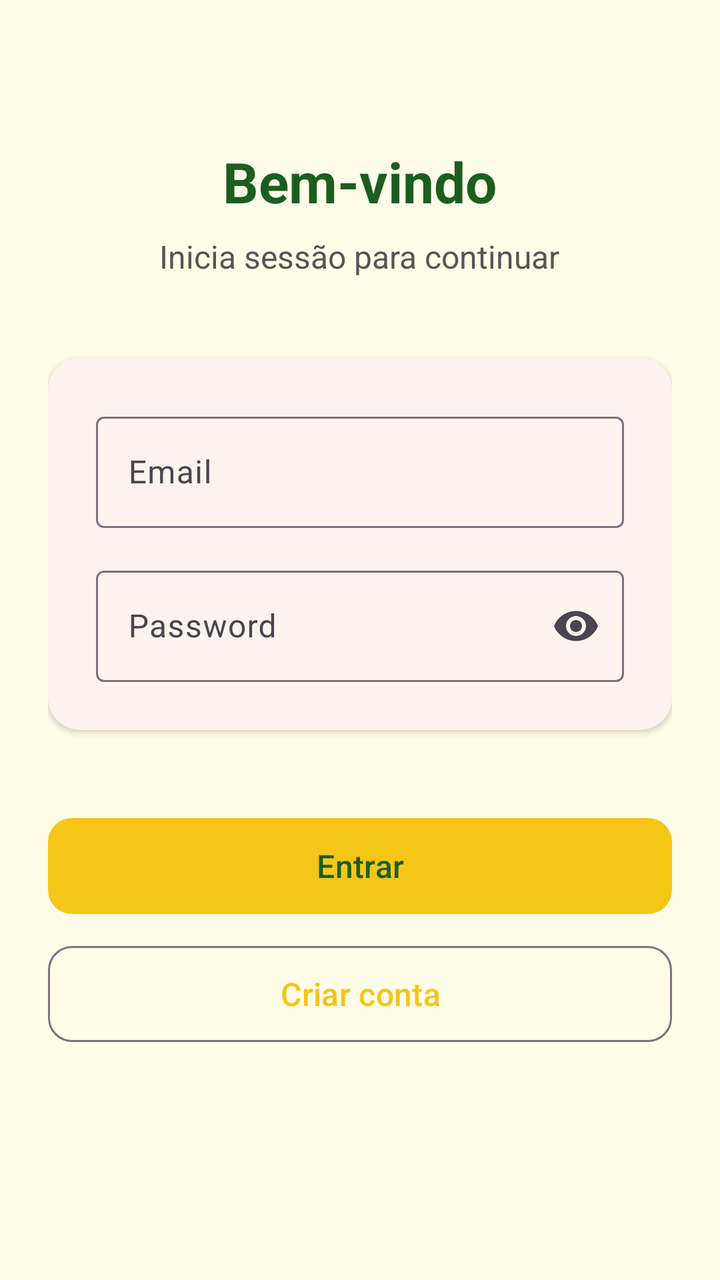
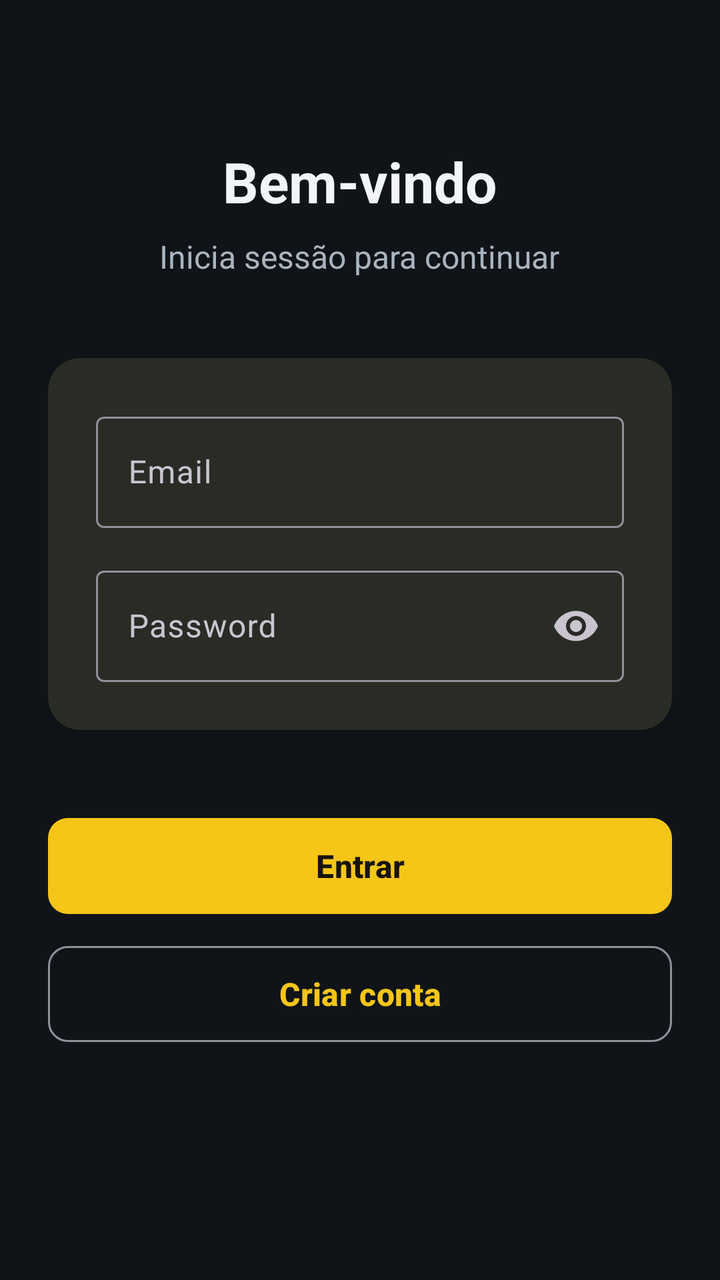

Before-and-after screenshots of an Android layout around one commit, followed by the original layout XML and the change that was made.
<!-- AndroidManifest.xml: application theme Theme.PrimeiraApp -->
<!-- res/layout/activity_main.xml -->
<ScrollView xmlns:android="http://schemas.android.com/apk/res/android"
    xmlns:app="http://schemas.android.com/apk/res-auto"
    android:layout_width="match_parent"
    android:layout_height="match_parent"
    android:background="@color/background"
    android:fillViewport="true"
    >

    <LinearLayout
        android:layout_width="match_parent"
        android:layout_height="wrap_content"
        android:orientation="vertical"
        android:gravity="center_horizontal"
        android:padding="24dp">

        <TextView
            android:layout_width="wrap_content"
            android:layout_height="wrap_content"
            android:text="Bem-vindo"
            android:textSize="28sp"
            android:textStyle="bold"
            android:textColor="@color/text_primary"
            android:layout_marginTop="48dp" />

        <TextView
            android:layout_width="wrap_content"
            android:layout_height="wrap_content"
            android:text="Inicia sessão para continuar"
            android:textSize="16sp"
            android:textColor="@color/text_secondary"
            android:layout_marginTop="8dp"
            android:layout_marginBottom="40dp" />

        <com.google.android.material.card.MaterialCardView
            android:layout_width="match_parent"
            android:layout_height="wrap_content"
            app:cardCornerRadius="16dp"
            app:cardElevation="2dp"
            app:strokeWidth="0dp"
            android:layout_marginBottom="16dp">

            <LinearLayout
                android:layout_width="match_parent"
                android:layout_height="wrap_content"
                android:orientation="vertical"
                android:padding="24dp">

                <com.google.android.material.textfield.TextInputLayout
                    android:layout_width="match_parent"
                    android:layout_height="wrap_content"
                    style="@style/Widget.Material3.TextInputLayout.OutlinedBox"
                    android:hint="Email">

                    <com.google.android.material.textfield.TextInputEditText
                        android:id="@+id/username"
                        android:layout_width="match_parent"
                        android:layout_height="wrap_content"
                        android:inputType="textEmailAddress" />

                </com.google.android.material.textfield.TextInputLayout>

                <View
                    android:layout_width="0dp"
                    android:layout_height="16dp" />

                <com.google.android.material.textfield.TextInputLayout
                    android:layout_width="match_parent"
                    android:layout_height="wrap_content"
                    style="@style/Widget.Material3.TextInputLayout.OutlinedBox"
                    android:hint="Password"
                    app:endIconMode="password_toggle">

                    <com.google.android.material.textfield.TextInputEditText
                        android:id="@+id/password"
                        android:layout_width="match_parent"
                        android:layout_height="wrap_content"
                        android:inputType="textPassword" />

                </com.google.android.material.textfield.TextInputLayout>

            </LinearLayout>

        </com.google.android.material.card.MaterialCardView>

        <TextView
            android:id="@+id/message"
            android:layout_width="wrap_content"
            android:layout_height="wrap_content"
            android:textColor="@color/error"
            android:textSize="14sp"
            android:layout_marginTop="8dp"
            android:visibility="gone" />

        <com.google.android.material.button.MaterialButton
            android:id="@+id/btnConfirm"
            android:layout_width="match_parent"
            android:layout_height="56dp"
            android:text="Entrar"
            android:textSize="16sp"
            android:layout_marginTop="24dp"
            app:cornerRadius="12dp"
            app:backgroundTint="@color/primary" />

        <com.google.android.material.button.MaterialButton
            android:id="@+id/btnRegister"
            android:layout_width="match_parent"
            android:layout_height="56dp"
            android:text="Criar conta"
            android:textSize="16sp"
            android:layout_marginTop="8dp"
            app:cornerRadius="12dp"
            style="@style/Widget.Material3.Button.OutlinedButton" />

    </LinearLayout>

</ScrollView>
<!-- resources referenced by this layout -->
<resources>
  <color name="background">#FFFDE7</color>
  <color name="error">#E53935</color>
  <color name="primary">#F5C518</color>
  <color name="text_primary">#1B5E20</color>
  <color name="text_secondary">#555555</color>
  <style name="Theme.PrimeiraApp" parent="Base.Theme.PrimeiraApp" />
  <style name="Base.Theme.PrimeiraApp" parent="Theme.Material3.DayNight.NoActionBar">
          <item name="colorPrimary">@color/primary</item>
          <item name="colorOnPrimary">@color/on_primary</item>
          <item name="colorPrimaryContainer">@color/primary_container</item>
          <item name="colorSecondary">@color/secondary</item>
          <item name="colorOnSecondary">@color/on_secondary</item>
          <item name="android:statusBarColor">@color/secondary</item>
          <item name="android:windowBackground">@color/background</item>
      </style>
  <color name="on_primary">#1B5E20</color>
  <color name="primary_container">#FFFDE7</color>
  <color name="secondary">#1B5E20</color>
  <color name="on_secondary">#FFFFFF</color>
</resources>

<!-- the commit's change to res/layout/activity_main.xml (unified diff, before → after) -->
@@ -97,8 +97,10 @@
             android:layout_height="56dp"
             android:text="Entrar"
             android:textSize="16sp"
+            android:textStyle="bold"
+            android:textAllCaps="false"
             android:layout_marginTop="24dp"
-            app:cornerRadius="12dp"
+            app:cornerRadius="10dp"
             app:backgroundTint="@color/primary" />
 
         <com.google.android.material.button.MaterialButton
@@ -107,8 +109,10 @@
             android:layout_height="56dp"
             android:text="Criar conta"
             android:textSize="16sp"
+            android:textStyle="bold"
+            android:textAllCaps="false"
             android:layout_marginTop="8dp"
-            app:cornerRadius="12dp"
+            app:cornerRadius="10dp"
             style="@style/Widget.Material3.Button.OutlinedButton" />
 
     </LinearLayout>
<!-- resource entries referenced after the edit -->
@@ -1,23 +1,30 @@
 <!-- resources referenced by this layout -->
 <resources>
-  <color name="background">#FFFDE7</color>
-  <color name="error">#E53935</color>
+  <color name="background">#101418</color>
+  <color name="error">#FF6B6B</color>
   <color name="primary">#F5C518</color>
-  <color name="text_primary">#1B5E20</color>
-  <color name="text_secondary">#555555</color>
+  <color name="text_primary">#F2F4F7</color>
+  <color name="text_secondary">#AAB4C0</color>
   <style name="Theme.PrimeiraApp" parent="Base.Theme.PrimeiraApp" />
-  <style name="Base.Theme.PrimeiraApp" parent="Theme.Material3.DayNight.NoActionBar">
+  <style name="Base.Theme.PrimeiraApp" parent="Theme.Material3.Dark.NoActionBar">
           <item name="colorPrimary">@color/primary</item>
           <item name="colorOnPrimary">@color/on_primary</item>
           <item name="colorPrimaryContainer">@color/primary_container</item>
           <item name="colorSecondary">@color/secondary</item>
           <item name="colorOnSecondary">@color/on_secondary</item>
-          <item name="android:statusBarColor">@color/secondary</item>
+          <item name="colorSurface">@color/surface</item>
+          <item name="colorSurfaceVariant">@color/card_stroke</item>
+          <item name="colorError">@color/error</item>
+          <item name="android:statusBarColor">@color/background</item>
+          <item name="android:navigationBarColor">@color/background</item>
+          <item name="android:windowLightStatusBar">false</item>
           <item name="android:windowBackground">@color/background</item>
       </style>
-  <color name="on_primary">#1B5E20</color>
-  <color name="primary_container">#FFFDE7</color>
-  <color name="secondary">#1B5E20</color>
-  <color name="on_secondary">#FFFFFF</color>
+  <color name="on_primary">#17130A</color>
+  <color name="primary_container">#3B3210</color>
+  <color name="secondary">#2A9D78</color>
+  <color name="on_secondary">#071A14</color>
+  <color name="surface">#1A2027</color>
+  <color name="card_stroke">#34404C</color>
 </resources>
 
